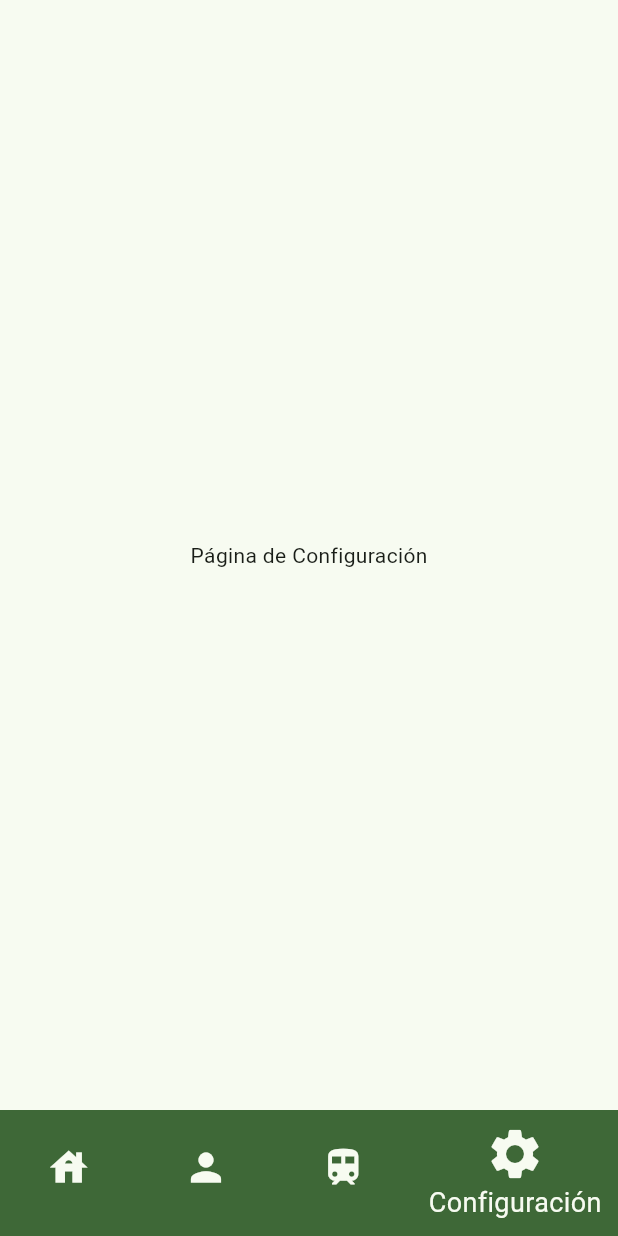
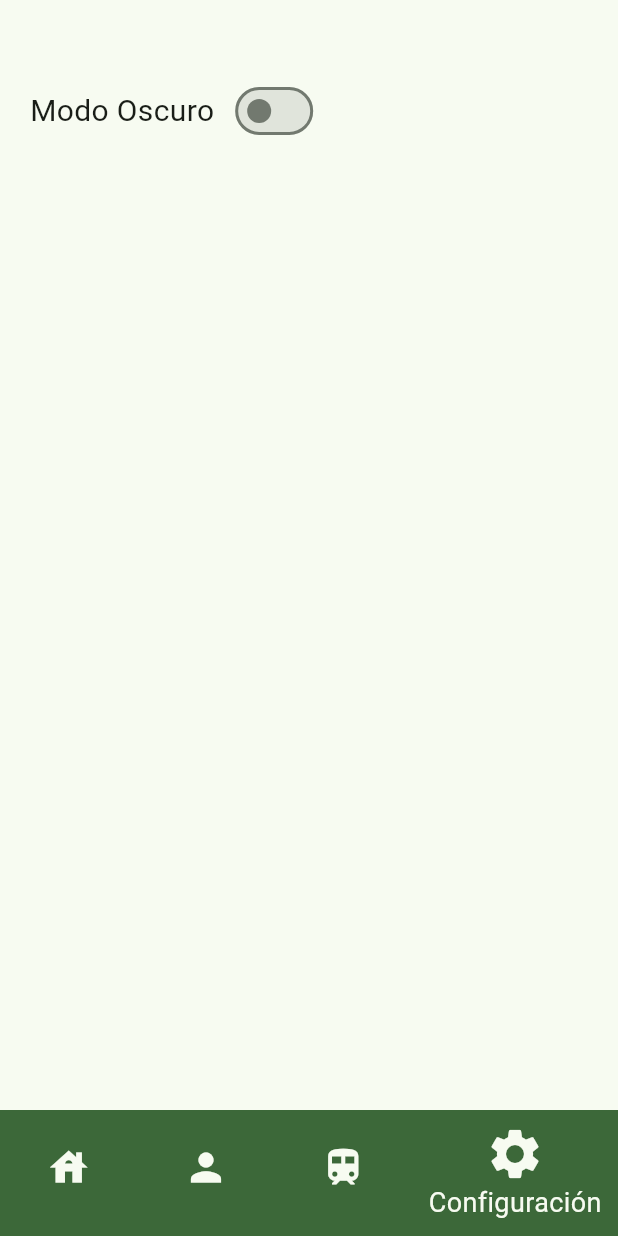
Before and after one commit to DankerVV/Proyecto_Modular, a Flutter app: the screen it shows after launch, item 4 of the bottom bar chosen, on a phone screen of 412 x 824 dp. Run offline on Flutter 3.47's test engine with Material 3 defaults, Android fonts, the phone set to English and light mode, and no system bars; our stand-ins replace hooks_riverpod.

Commit message:
Interfaz de Configuracion solo con modo oscuro funcional

```diff
--- a/lib/config/theme/app_theme.dart
+++ b/lib/config/theme/app_theme.dart
@@ -1,24 +1,15 @@
 import 'package:flutter/material.dart';
 
-const List<Color> _colorThemes=[
-  Color.fromARGB(255, 26, 123, 30),
-  Colors.yellow,
-  Colors.red,
-  Colors.blue,
-  Colors.orange,
-  Colors.pink
-];
+class AppTheme{
+  //final int selectedColor;
 
-class AppTheme{
-  final int selectedColor;
-AppTheme({  this.selectedColor=0}): assert (selectedColor >= 0 && selectedColor <= _colorThemes.length-1,
-'Colors must be between 0 and ${_colorThemes.length-1}');
+  static final lightTheme = ThemeData(
+    brightness: Brightness.light,
+    colorSchemeSeed: const Color.fromARGB(255, 48, 131, 51),
+  );
 
-  ThemeData theme(){
-    return ThemeData(
-      useMaterial3: true,
-      colorSchemeSeed: _colorThemes[selectedColor],
-
-    );
-  }
+  static final darkTheme = ThemeData(
+    brightness: Brightness.dark,
+    colorSchemeSeed: const Color.fromARGB(255, 26, 123, 30),
+  );
 }
--- /dev/null
+++ b/lib/config/theme/theme_provider.dart
@@ -0,0 +1,18 @@
+import 'package:hooks_riverpod/hooks_riverpod.dart';
+import 'package:flutter/material.dart';
+
+final appThemeStateNotifier = ChangeNotifierProvider(
+  (ref) =>AppThemeState()
+);
+
+class AppThemeState extends ChangeNotifier {
+  var isDarkModeEnabled = false;
+  void setLightTheme(){
+    isDarkModeEnabled = false;
+    notifyListeners();
+  }
+  void setDarkTheme(){
+    isDarkModeEnabled = true;
+    notifyListeners();
+  }
+}
--- a/lib/main.dart
+++ b/lib/main.dart
@@ -1,21 +1,29 @@
 import 'package:flutter/material.dart';
 import 'package:proyecto_modular/config/theme/app_theme.dart';
+import 'package:proyecto_modular/config/theme/theme_provider.dart';
 import 'package:proyecto_modular/presentation/screens/main_screen.dart';
+import 'package:hooks_riverpod/hooks_riverpod.dart';
 
 void main() {
-  runApp(const MyApp());
+  runApp(
+    const ProviderScope(child: MyApp(),)
+  );
 }
 
-class MyApp extends StatelessWidget {
+class MyApp extends HookConsumerWidget {
   const MyApp({super.key});
 
   // This widget is the root of your application.
   @override
-  Widget build(BuildContext context) {
+  Widget build(BuildContext context, WidgetRef ref) {
+    final appThemeState = ref.watch(appThemeStateNotifier);
     return MaterialApp(
       title: 'Flutter Modular',
       debugShowCheckedModeBanner: false,
-      theme: AppTheme(selectedColor: 0).theme(),
+      //theme: AppTheme(selectedColor: 0).theme(),
+      theme: AppTheme.lightTheme,
+      darkTheme: AppTheme.darkTheme,
+      themeMode: appThemeState.isDarkModeEnabled ? ThemeMode.dark : ThemeMode.light,
       home: const MainScreen(),
     );
   }
--- a/lib/presentation/views/settings_view.dart
+++ b/lib/presentation/views/settings_view.dart
@@ -1,17 +1,42 @@
 import 'package:flutter/material.dart';
+import 'package:hooks_riverpod/hooks_riverpod.dart';
+import 'package:proyecto_modular/config/theme/theme_provider.dart';
 
-class SettingsView extends StatelessWidget {
+class SettingsView extends HookConsumerWidget {
   const SettingsView({super.key});
 
   @override
-  Widget build(BuildContext context) {
-    return const Center(
+  Widget build(BuildContext context, WidgetRef ref) {
+    return  SafeArea(
       child: Column(
-        mainAxisAlignment: MainAxisAlignment.center,
+        mainAxisAlignment: MainAxisAlignment.start,
         children: [
-          Text('Página de Configuración'),
+          const SizedBox(height: 50,),
+          darkMode(ref),
         ],
       ),
     );
   }
 }
+
+Widget darkMode (WidgetRef ref){
+  final appThemeState = ref.watch(appThemeStateNotifier);
+  return Row(
+    mainAxisAlignment: MainAxisAlignment.start,
+    children: [
+      const SizedBox(width: 20),
+      const Text('Modo Oscuro', style: TextStyle(fontSize: 20),),
+      const SizedBox(width: 10),
+      Switch(
+    value: appThemeState.isDarkModeEnabled,
+    onChanged: (enabled) {
+      if (enabled) {
+        appThemeState.setDarkTheme();
+      } else {
+        appThemeState.setLightTheme();
+      }
+    },
+  ),
+    ],
+  );
+}
--- a/pubspec.yaml
+++ b/pubspec.yaml
@@ -30,7 +30,10 @@ environment:
 dependencies:
   flutter:
     sdk: flutter
+  provider: ^5.0.0
 
+  flutter_hooks: any
+  hooks_riverpod : any
 
   # The following adds the Cupertino Icons font to your application.
   # Use with the CupertinoIcons class for iOS style icons.
```
Also changed, not shown: pubspec.lock.
